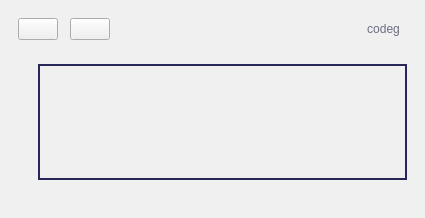
The window that src/Ui/AppWindow.ui (NikolayRag/codeg) describes before a commit, drawn with Qt 5.
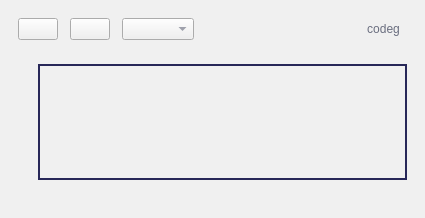
The same window after the commit. Icons and pictures are not drawn.

The edit to the form file:
```diff
--- a/src/Ui/AppWindow.ui
+++ b/src/Ui/AppWindow.ui
@@ -79,6 +79,9 @@
             </property>
            </widget>
           </item>
+          <item>
+           <widget class="QComboBox" name="ddPorts"/>
+          </item>
           <item>
            <spacer name="horizontalSpacer">
             <property name="orientation">
```
